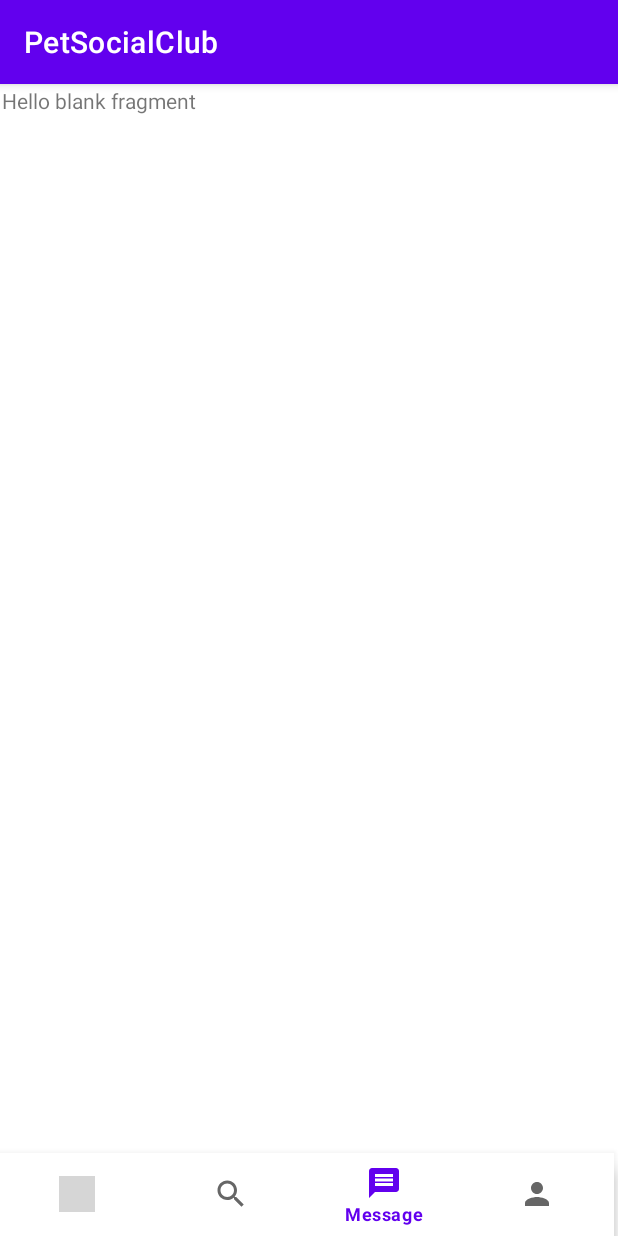
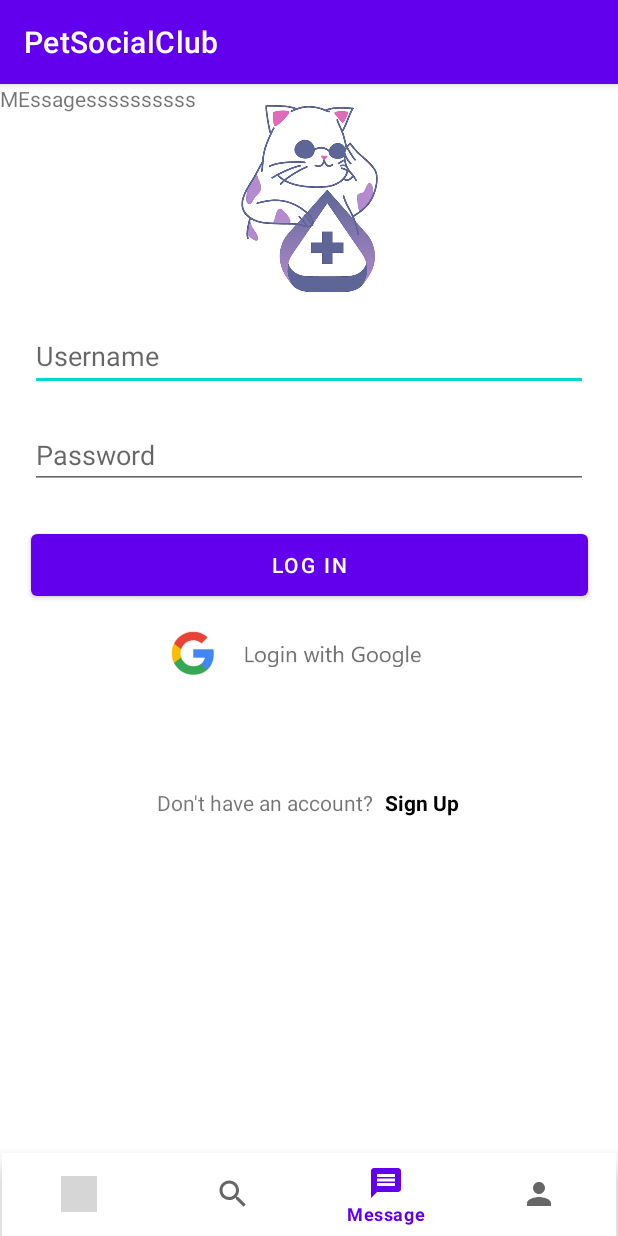
Before and after one commit to Wizardeirr/PetClub, an Android app: the screen it shows after launch (MainActivity), item 3 of the bottom bar chosen, on a phone screen of 412 x 824 dp. Run offline under Robolectric (Android 15) with nearby library versions, the phone set to English and light mode, and no system bars; our stand-ins replace Firebase (no records; nobody signed in at launch, a user with empty details on screens opened directly), navigation-ui; grey boxes are pictures that could not be loaded.

Commit message:
UI fixed

```diff
--- a/app/src/main/java/com/volkankelleci/petsocialclub/MainActivity.kt
+++ b/app/src/main/java/com/volkankelleci/petsocialclub/MainActivity.kt
@@ -1,25 +1,16 @@
 package com.volkankelleci.petsocialclub
 
-import androidx.appcompat.app.AppCompatActivity
 import android.os.Bundle
 import android.view.View
-import android.widget.Toast
+import androidx.appcompat.app.AppCompatActivity
 import androidx.fragment.app.Fragment
-import androidx.navigation.findNavController
 import androidx.navigation.fragment.NavHostFragment
 import androidx.navigation.ui.NavigationUI
-import androidx.navigation.ui.NavigationUI.setupWithNavController
-import androidx.navigation.ui.setupActionBarWithNavController
-import androidx.navigation.ui.setupWithNavController
 import com.google.android.material.bottomnavigation.BottomNavigationView
-import com.google.firebase.auth.FirebaseAuth
+import com.volkankelleci.petsocialclub.navbotviews.SearchFragment
+import com.volkankelleci.petsocialclub.navbotviews.UsersHomeFragment
 import kotlinx.android.synthetic.main.activity_main.*
 import kotlinx.android.synthetic.main.fragment_main.*
-import kotlinx.coroutines.CoroutineScope
-import kotlinx.coroutines.Dispatchers
-import kotlinx.coroutines.launch
-import kotlinx.coroutines.tasks.await
-import kotlinx.coroutines.withContext
 
 class MainActivity : AppCompatActivity() {
 
@@ -27,15 +18,28 @@ class MainActivity : AppCompatActivity() {
         super.onCreate(savedInstanceState)
         setContentView(R.layout.activity_main)
 
-        val navHostFragment = supportFragmentManager.findFragmentById(R.id.fragmentContainerView) as NavHostFragment
-        val navController = navHostFragment.navController
-        val bottomNavigationView=findViewById<BottomNavigationView>(R.id.bottomNavView)
+        val firstFragment=UsersHomeFragment()
+        val secondFragment=SearchFragment()
+        val thirdFragment=MessageFragment()
+        val fourthFragment=ProfileFragment()
 
-        NavigationUI.setupWithNavController(bottomNavigationView!!, navController)
+        setCurrentFragment(firstFragment)
 
-
+        bottomNavView.setOnItemSelectedListener {
+            when(it.itemId){
+                R.id.homeButton->setCurrentFragment(firstFragment)
+                R.id.searchButton->setCurrentFragment(secondFragment)
+                R.id.messageButton->setCurrentFragment(thirdFragment)
+                R.id.profileButton->setCurrentFragment(fourthFragment)
+            }
+            true
+        }
 
     }
-
+    private fun setCurrentFragment(fragment:Fragment)=
+        supportFragmentManager.beginTransaction().apply {
+            replace(R.id.loginConstraintID,fragment)
+            commit()
+        }
 
 }
--- a/app/src/main/java/com/volkankelleci/petsocialclub/MainFragment.kt
+++ b/app/src/main/java/com/volkankelleci/petsocialclub/MainFragment.kt
@@ -33,6 +33,7 @@ class MainFragment : Fragment() {
     ): View? {
         // Inflate the layout for this fragment
         auth = FirebaseAuth.getInstance()
+
         return inflater.inflate(R.layout.fragment_main, container, false)
     }
     override fun onViewCreated(view: View, savedInstanceState: Bundle?) {
--- a/app/src/main/java/com/volkankelleci/petsocialclub/viewmodel/ProfileFillFragmentViewModel.kt
+++ b/app/src/main/java/com/volkankelleci/petsocialclub/viewmodel/ProfileFillFragmentViewModel.kt
@@ -1,10 +1,6 @@
 package com.volkankelleci.petsocialclub.viewmodel
 
-import android.app.Application
-import android.widget.Toast
-import androidx.lifecycle.AndroidViewModel
 import androidx.lifecycle.ViewModel
-import com.google.firebase.firestore.auth.User
 import com.google.firebase.firestore.ktx.firestore
 import com.google.firebase.ktx.Firebase
 import com.volkankelleci.petsocialclub.data.UsersData
--- a/app/src/main/res/layout/activity_main.xml
+++ b/app/src/main/res/layout/activity_main.xml
@@ -4,20 +4,22 @@
     xmlns:tools="http://schemas.android.com/tools"
     android:layout_width="match_parent"
     android:layout_height="match_parent"
-    tools:context=".MainActivity">
+    tools:context=".MainActivity"
+
+    android:id="@+id/loginConstraintID"
+    >
 
     <androidx.fragment.app.FragmentContainerView
         android:id="@+id/fragmentContainerView"
         android:name="androidx.navigation.fragment.NavHostFragment"
-        android:layout_width="0dp"
-        android:layout_height="0dp"
+        android:layout_width="409dp"
+        android:layout_height="547dp"
         android:layout_marginStart="1dp"
         android:layout_marginTop="1dp"
         android:layout_marginEnd="1dp"
-        android:layout_marginBottom="1dp"
         app:defaultNavHost="true"
-        app:layout_constraintBottom_toBottomOf="parent"
         app:layout_constraintEnd_toEndOf="parent"
+        app:layout_constraintHorizontal_bias="0.0"
         app:layout_constraintStart_toStartOf="parent"
         app:layout_constraintTop_toTopOf="parent"
         app:navGraph="@navigation/nav_graph" />
@@ -27,6 +29,7 @@
         android:layout_width="409dp"
         android:layout_height="55dp"
         app:layout_constraintBottom_toBottomOf="parent"
+        app:layout_constraintEnd_toEndOf="parent"
         app:layout_constraintStart_toStartOf="parent"
         app:menu="@menu/user_menu" />
 </androidx.constraintlayout.widget.ConstraintLayout>
--- a/app/src/main/res/layout/fragment_app_first_screen.xml
+++ b/app/src/main/res/layout/fragment_app_first_screen.xml
@@ -7,7 +7,7 @@
     android:background="@drawable/cat"
     android:id="@+id/appFirstConstraint"
     tools:context=".profileviewfills.AppFirstScreenFragment"
-    tools:menu="@menu/user_menu">
+    tools:menu="@menu/right_top_menu">
 
     <Button
         android:id="@+id/letsStartButton"
--- a/app/src/main/res/layout/fragment_main.xml
+++ b/app/src/main/res/layout/fragment_main.xml
@@ -1,11 +1,10 @@
 <?xml version="1.0" encoding="utf-8"?>
-<androidx.constraintlayout.widget.ConstraintLayout
-    xmlns:android="http://schemas.android.com/apk/res/android"
+<androidx.constraintlayout.widget.ConstraintLayout xmlns:android="http://schemas.android.com/apk/res/android"
     xmlns:app="http://schemas.android.com/apk/res-auto"
     xmlns:tools="http://schemas.android.com/tools"
+    android:id="@+id/loginScreenConstraint"
     android:layout_width="match_parent"
     android:layout_height="match_parent"
-
     tools:context=".MainFragment">
 
     <EditText
@@ -100,6 +99,4 @@
         app:layout_constraintTop_toBottomOf="@+id/loginButton" />
 
 
-
-
 </androidx.constraintlayout.widget.ConstraintLayout>
--- a/app/src/main/res/layout/fragment_message.xml
+++ b/app/src/main/res/layout/fragment_message.xml
@@ -5,10 +5,10 @@
     android:layout_height="match_parent"
     tools:context=".MessageFragment">
 
-    <!-- TODO: Update blank fragment layout -->
+
     <TextView
-        android:layout_width="match_parent"
-        android:layout_height="match_parent"
-        android:text="@string/hello_blank_fragment" />
-
+        android:id="@+id/textView"
+        android:layout_width="wrap_content"
+        android:layout_height="wrap_content"
+        android:text="MEssagessssssssss" />
 </FrameLayout>
--- a/app/src/main/res/layout/fragment_profile.xml
+++ b/app/src/main/res/layout/fragment_profile.xml
@@ -8,7 +8,7 @@
     <!-- TODO: Update blank fragment layout -->
     <TextView
         android:layout_width="match_parent"
-        android:layout_height="match_parent"
-        android:text="@string/hello_blank_fragment" />
+        android:layout_height="wrap_content"
+        android:text="PROFİLEEEEE" />
 
 </FrameLayout>
--- a/app/src/main/res/layout/fragment_users_home.xml
+++ b/app/src/main/res/layout/fragment_users_home.xml
@@ -5,4 +5,4 @@
     android:layout_width="match_parent"
     android:layout_height="match_parent"
     tools:context=".navbotviews.UsersHomeFragment"
-    tools:menu="@menu/right_top_menu"/>
+/>
--- a/app/src/main/res/menu/user_menu.xml
+++ b/app/src/main/res/menu/user_menu.xml
@@ -3,25 +3,25 @@
     xmlns:app="http://schemas.android.com/apk/res-auto">
 
     <item
-        android:id="@+id/usersHomeFragment"
+        android:id="@+id/homeButton"
         android:icon="@drawable/home_icon"
         android:title="Home">
 
     </item>
     <item
-        android:id="@+id/searchFragment"
+        android:id="@+id/searchButton"
         android:icon="@drawable/search_icon"
         android:title="Search">
 
     </item>
     <item
-        android:id="@+id/messageFragment"
+        android:id="@+id/messageButton"
         android:icon="@drawable/message_icon"
         android:title="Message">
 
     </item>
     <item
-        android:id="@+id/profileFragment"
+        android:id="@+id/profileButton"
         android:icon="@drawable/profile_icon"
         android:title="Profile">
 
--- a/app/src/main/res/navigation/nav_graph.xml
+++ b/app/src/main/res/navigation/nav_graph.xml
@@ -34,6 +34,9 @@
         <action
             android:id="@+id/action_appFirstScreenFragment_to_profileFillFragment"
             app:destination="@id/profileFillFragment" />
+        <action
+            android:id="@+id/action_appFirstScreenFragment_to_mainFragment"
+            app:destination="@id/mainFragment" />
     </fragment>
     <fragment
         android:id="@+id/profileFillFragment"
@@ -52,6 +55,9 @@
         <action
             android:id="@+id/action_usersHomeFragment_to_appFirstScreenFragment"
             app:destination="@id/appFirstScreenFragment" />
+        <action
+            android:id="@+id/action_usersHomeFragment_to_mainFragment"
+            app:destination="@id/mainFragment" />
     </fragment>
     <fragment
         android:id="@+id/searchFragment"
```
Also changed, not shown: app/src/main/java/com/volkankelleci/petsocialclub/data/UsersData.kt (+7 -7 lines), app/src/main/java/com/volkankelleci/petsocialclub/navbotviews/UsersHomeFragment.kt (+7 -3 lines), app/src/main/java/com/volkankelleci/petsocialclub/profileviewfills/AppFirstScreenFragment.kt (+6 -10 lines).
